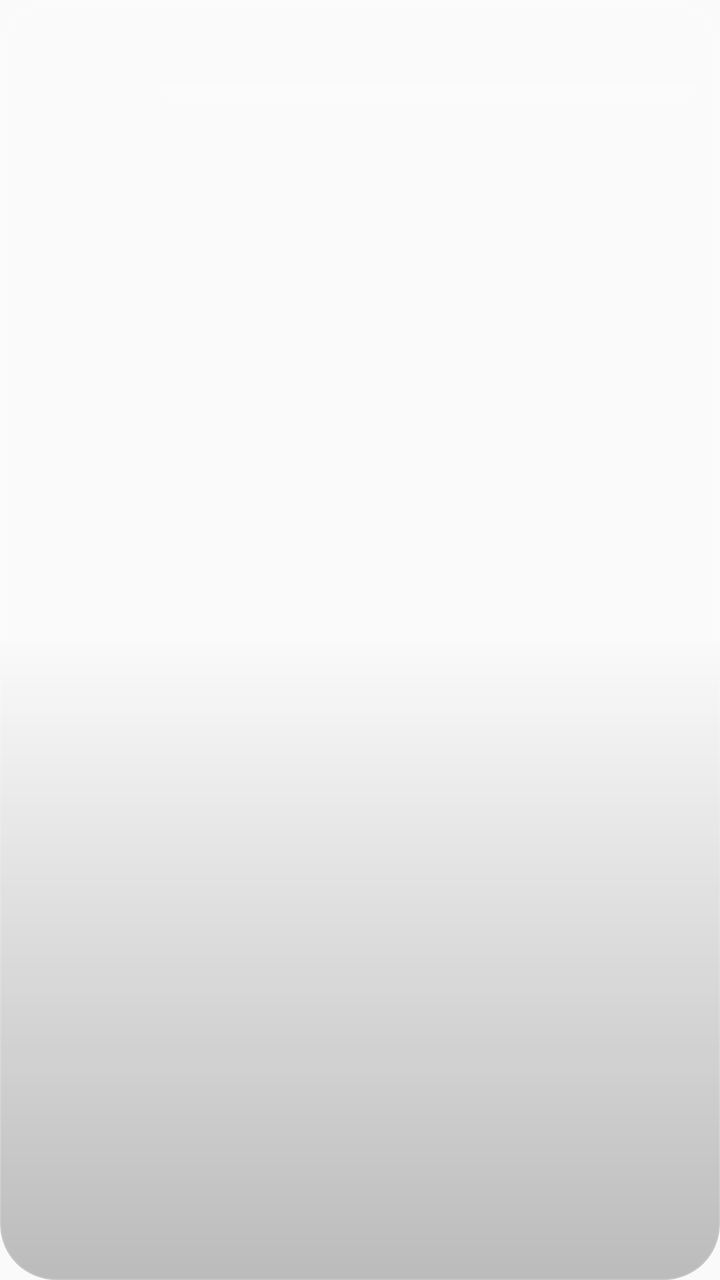
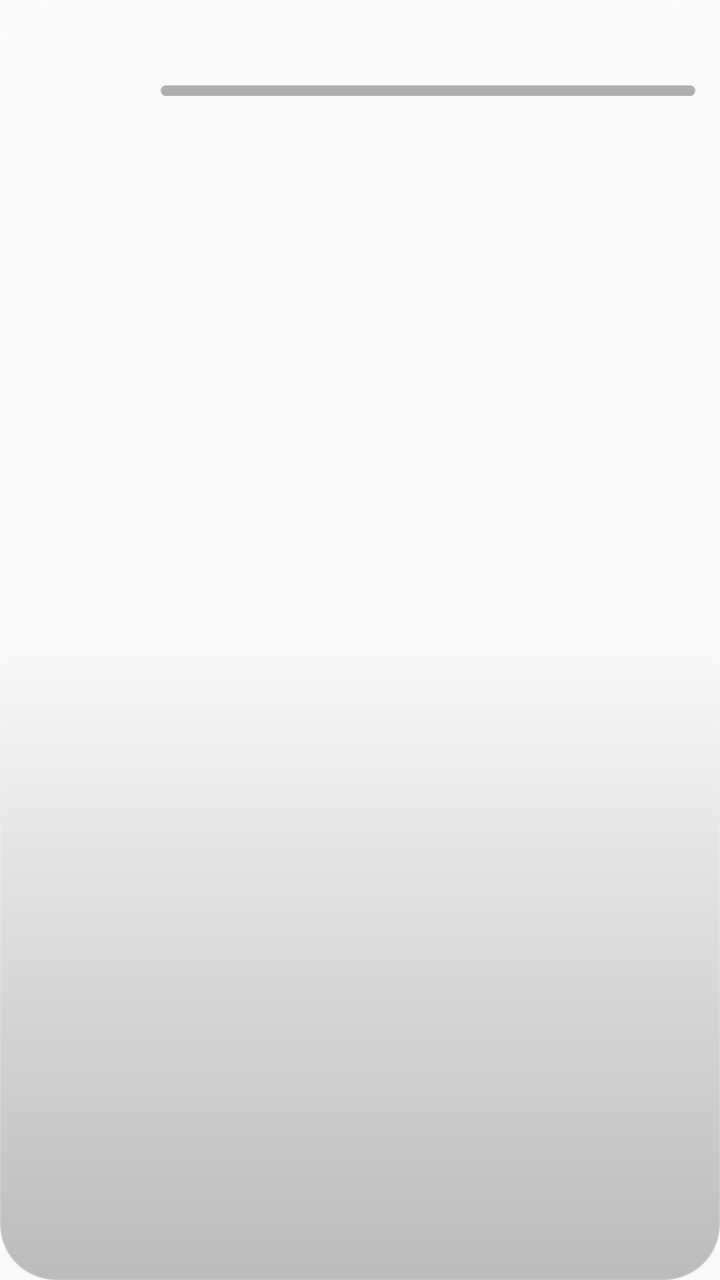

An Android layout rendered at two revisions. The XML below is the earlier revision; the diff shows what the commit changed to produce the second picture.
<!-- AndroidManifest.xml: application theme Theme.Waktiva -->
<!-- res/layout/widget_prayer_log.xml -->
<?xml version="1.0" encoding="utf-8"?>
<FrameLayout xmlns:android="http://schemas.android.com/apk/res/android"
    android:id="@android:id/background"
    android:layout_width="match_parent"
    android:layout_height="match_parent"
    android:background="@drawable/widget_clip"
    android:clipToOutline="true">

    <ImageView
        android:id="@+id/widget_bg"
        android:layout_width="match_parent"
        android:layout_height="match_parent"
        android:scaleType="fitXY" />

    <ImageView
        android:layout_width="match_parent"
        android:layout_height="match_parent"
        android:scaleType="fitXY"
        android:src="@drawable/widget_sheen" />

    <LinearLayout
        android:id="@+id/widget_content"
        android:layout_width="match_parent"
        android:layout_height="match_parent"
        android:gravity="center_vertical"
        android:orientation="vertical"
        android:paddingStart="16dp"
        android:paddingTop="12dp"
        android:paddingEnd="12dp"
        android:paddingBottom="6dp">

        <LinearLayout
            android:layout_width="match_parent"
            android:layout_height="wrap_content"
            android:gravity="center_vertical"
            android:orientation="horizontal">

            <ImageView
                android:id="@+id/widget_log_medal"
                android:layout_width="52dp"
                android:layout_height="52dp"
                android:scaleType="fitCenter" />

            <LinearLayout
                android:layout_width="0dp"
                android:layout_height="wrap_content"
                android:layout_marginStart="12dp"
                android:layout_weight="1"
                android:orientation="vertical">

                <LinearLayout
                    android:layout_width="match_parent"
                    android:layout_height="wrap_content"
                    android:gravity="bottom"
                    android:orientation="horizontal">

                    <TextView
                        android:id="@+id/widget_log_level"
                        android:layout_width="0dp"
                        android:layout_height="wrap_content"
                        android:layout_weight="1"
                        android:ellipsize="end"
                        android:fontFamily="@font/inter_medium"
                        android:maxLines="1"
                        android:shadowColor="#40000000"
                        android:shadowDy="1"
                        android:shadowRadius="6"
                        android:textColor="#FFFFFFFF"
                        android:textSize="18sp"
                        android:textStyle="bold" />

                    <TextView
                        android:id="@+id/widget_log_xp"
                        android:layout_width="wrap_content"
                        android:layout_height="wrap_content"
                        android:fontFamily="@font/inter_medium"
                        android:fontFeatureSettings="tnum"
                        android:maxLines="1"
                        android:textColor="#FFFFD54F"
                        android:textSize="13sp"
                        android:textStyle="bold" />
                </LinearLayout>

                <ProgressBar
                    android:id="@+id/widget_log_bar"
                    style="?android:attr/progressBarStyleHorizontal"
                    android:layout_width="match_parent"
                    android:layout_height="6dp"
                    android:layout_marginTop="6dp"
                    android:indeterminate="false"
                    android:max="1000"
                    android:maxHeight="6dp"
                    android:minHeight="6dp"
                    android:progressDrawable="@drawable/widget_xp_bar" />

                <LinearLayout
                    android:layout_width="match_parent"
                    android:layout_height="wrap_content"
                    android:layout_marginTop="5dp"
                    android:gravity="center_vertical"
                    android:orientation="horizontal">

                    <TextView
                        android:id="@+id/widget_log_next"
                        android:layout_width="0dp"
                        android:layout_height="wrap_content"
                        android:layout_weight="1"
                        android:ellipsize="end"
                        android:fontFamily="@font/inter_regular"
                        android:maxLines="1"
                        android:textColor="#B3FFFFFF"
                        android:textSize="11sp" />

                    <TextView
                        android:id="@+id/widget_log_streak"
                        android:layout_width="wrap_content"
                        android:layout_height="wrap_content"
                        android:layout_marginStart="8dp"
                        android:fontFamily="@font/inter_medium"
                        android:fontFeatureSettings="tnum"
                        android:maxLines="1"
                        android:textColor="#FFFFFFFF"
                        android:textSize="12sp" />

                    <TextView
                        android:id="@+id/widget_log_badges"
                        android:layout_width="wrap_content"
                        android:layout_height="wrap_content"
                        android:layout_marginStart="8dp"
                        android:fontFamily="@font/inter_medium"
                        android:fontFeatureSettings="tnum"
                        android:maxLines="1"
                        android:textColor="#FFFFFFFF"
                        android:textSize="12sp" />
                </LinearLayout>
            </LinearLayout>
        </LinearLayout>

        
        <LinearLayout
            android:id="@+id/widget_log_prayers"
            android:layout_width="match_parent"
            android:layout_height="0dp"
            android:layout_marginTop="6dp"
            android:layout_weight="1"
            android:minHeight="56dp"
            android:orientation="horizontal" />
    </LinearLayout>

    
    <TextView
        android:id="@+id/widget_log_off"
        android:layout_width="match_parent"
        android:layout_height="match_parent"
        android:fontFamily="@font/inter_medium"
        android:gravity="center"
        android:padding="16dp"
        android:text="@string/widget_prayer_log_off"
        android:textColor="#CCFFFFFF"
        android:textSize="13sp"
        android:visibility="gone" />

    <include layout="@layout/widget_empty" />

</FrameLayout>
<!-- res/layout/widget_empty.xml (included above) -->
<?xml version="1.0" encoding="utf-8"?>
<LinearLayout xmlns:android="http://schemas.android.com/apk/res/android"
    android:id="@+id/widget_empty"
    android:layout_width="match_parent"
    android:layout_height="match_parent"
    android:gravity="center"
    android:orientation="vertical"
    android:padding="@dimen/widget_padding"
    android:visibility="gone">

    <ImageView
        android:layout_width="40dp"
        android:layout_height="40dp"
        android:src="@drawable/ic_launcher_foreground" />

    <TextView
        android:layout_width="wrap_content"
        android:layout_height="wrap_content"
        android:layout_marginTop="4dp"
        android:fontFamily="sans-serif-medium"
        android:gravity="center"
        android:text="@string/widget_empty"
        android:textColor="#B3FFFFFF"
        android:textSize="12sp" />

</LinearLayout>
<!-- resources referenced by this layout -->
<resources>
  <dimen name="widget_padding">16dp</dimen>
  <!-- drawable ic_launcher_foreground: vector/xml drawable (drawable, 3406 chars, omitted) -->
  <!-- drawable widget_clip (drawable) -->
  <?xml version="1.0" encoding="utf-8"?>
  <shape xmlns:android="http://schemas.android.com/apk/res/android"
      android:shape="rectangle">
      <corners android:radius="@dimen/widget_corner_radius" />
      <solid android:color="@android:color/transparent" />
  </shape>
  <!-- drawable widget_sheen (drawable) -->
  <?xml version="1.0" encoding="utf-8"?>
  <layer-list xmlns:android="http://schemas.android.com/apk/res/android">
      <item>
          <shape android:shape="rectangle">
              <gradient
                  android:angle="270"
                  android:startColor="#26FFFFFF"
                  android:centerColor="#00FFFFFF"
                  android:endColor="#00FFFFFF"
                  android:type="linear" />
              <corners android:radius="@dimen/widget_corner_radius" />
          </shape>
      </item>
      <item>
          <shape android:shape="rectangle">
              <gradient
                  android:angle="90"
                  android:startColor="#40000000"
                  android:centerColor="#00000000"
                  android:endColor="#00000000"
                  android:type="linear" />
              <corners android:radius="@dimen/widget_corner_radius" />
          </shape>
      </item>
      <item>
          <shape android:shape="rectangle">
              <stroke android:width="0.5dp" android:color="#24FFFFFF" />
              <corners android:radius="@dimen/widget_corner_radius" />
          </shape>
      </item>
  </layer-list>
  <!-- drawable widget_xp_bar (drawable) -->
  <?xml version="1.0" encoding="utf-8"?>
  <layer-list xmlns:android="http://schemas.android.com/apk/res/android">
      <item android:id="@android:id/background">
          <shape android:shape="rectangle">
              <corners android:radius="999dp" />
              <solid android:color="#33FFFFFF" />
          </shape>
      </item>
      <item android:id="@android:id/progress">
          <scale android:scaleWidth="100%">
              <shape android:shape="rectangle">
                  <corners android:radius="999dp" />
                  <gradient
                      android:angle="0"
                      android:endColor="#FFFFECB3"
                      android:centerColor="#FFFFD54F"
                      android:startColor="#FFE0A800" />
              </shape>
          </scale>
      </item>
  </layer-list>
  <string name="widget_empty">Open Waktiva to load prayer times</string>
  <string name="widget_prayer_log_off">Turn on the prayer log in Settings</string>
  <style name="Theme.Waktiva" parent="Theme.AppCompat.DayNight.NoActionBar" />
  <dimen name="widget_corner_radius">22dp</dimen>
</resources>

<!-- the commit's change to res/layout/widget_prayer_log.xml (unified diff, before → after) -->
@@ -76,7 +76,10 @@
                         android:fontFamily="@font/inter_medium"
                         android:fontFeatureSettings="tnum"
                         android:maxLines="1"
-                        android:textColor="#FFFFD54F"
+                        android:shadowColor="#80000000"
+                        android:shadowDy="1"
+                        android:shadowRadius="5"
+                        android:textColor="#FFF1D895"
                         android:textSize="13sp"
                         android:textStyle="bold" />
                 </LinearLayout>
<!-- resource entries referenced after the edit -->
@@ -47,7 +47,8 @@
       <item android:id="@android:id/background">
           <shape android:shape="rectangle">
               <corners android:radius="999dp" />
-              <solid android:color="#33FFFFFF" />
+              <solid android:color="#4D000000" />
+              <stroke android:width="0.5dp" android:color="#1AFFFFFF" />
           </shape>
       </item>
       <item android:id="@android:id/progress">
@@ -56,9 +57,9 @@
                   <corners android:radius="999dp" />
                   <gradient
                       android:angle="0"
-                      android:endColor="#FFFFECB3"
-                      android:centerColor="#FFFFD54F"
-                      android:startColor="#FFE0A800" />
+                      android:centerColor="#FFDEBE78"
+                      android:endColor="#FFF6E1A2"
+                      android:startColor="#FFA77C34" />
               </shape>
           </scale>
       </item>
